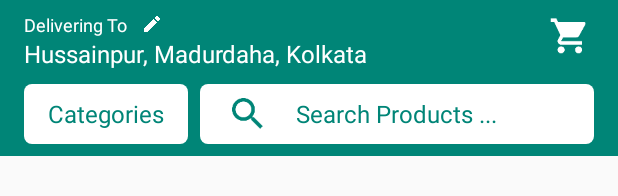
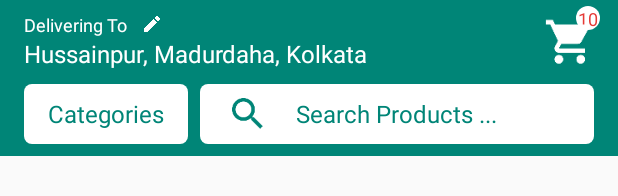
Before and after one commit to deepak140596/UniGroc, an Android app: the layout appbar_dashboard.xml on its own in the app's theme, with its tools: preview values and no code run, on a phone screen of 412 x 824 dp. Shown: the top 196 px of the screen. Run offline under Robolectric (Android 15) with nearby library versions, the phone set to English and light mode, and no system bars.

Commit message:
added functions to app bar, created count of items in cart and showed on the cart item

```diff
--- a/app/src/main/java/com/avvnapps/unigroc/generate_cart/ReviewCartActivity.kt
+++ b/app/src/main/java/com/avvnapps/unigroc/generate_cart/ReviewCartActivity.kt
@@ -55,7 +55,7 @@ class ReviewCartActivity : AppCompatActivity() {
 
     }
 
-    fun setupSubtotal(){
+    private fun setupSubtotal(){
         var subtotal = 0.0
         for(cartItem in savedCartItems){
             subtotal += cartItem.price*cartItem.quantity
--- /dev/null
+++ b/app/src/main/res/drawable/circle_shape.xml
@@ -0,0 +1,11 @@
+<?xml version="1.0" encoding="utf-8"?>
+<shape
+        android:shape="oval"
+        xmlns:android="http://schemas.android.com/apk/res/android">
+
+    <solid
+        android:color="@color/color_white"/>
+    <size
+        android:width="16dp"
+        android:height="16dp"/>
+</shape>
--- a/app/src/main/res/layout/activity_navigation.xml
+++ b/app/src/main/res/layout/activity_navigation.xml
@@ -7,9 +7,9 @@
     android:layout_height="match_parent"
     tools:context="com.avvnapps.unigroc.NavigationActivity">
 
-    <include
+    <!--<include
         android:id="@+id/activity_nav_appbar"
-        layout="@layout/appbar_dashboard"/>
+        layout="@layout/appbar_dashboard"/>-->
 
 
     <RelativeLayout
--- a/app/src/main/res/layout/appbar_dashboard.xml
+++ b/app/src/main/res/layout/appbar_dashboard.xml
@@ -20,14 +20,36 @@
                android:layout_width="match_parent"
                android:layout_height="wrap_content">
 
-           <ImageView
-                   android:id="@+id/appbar_dashboard_cart_iv"
+           <RelativeLayout
+                   android:id="@+id/appbar_dashboard_cart_rl"
                    android:layout_width="48dp"
                    android:layout_height="48dp"
-                   android:padding="8dp"
                    android:layout_marginRight="8dp"
-                   android:layout_alignParentRight="true"
-                   android:src="@mipmap/ic_cart_white"/>
+                   android:layout_alignParentRight="true">
+               <TextView
+                       android:id="@+id/appbar_dashboard_cart_no_tv"
+                       android:layout_width="16dp"
+                       android:layout_height="16dp"
+                       android:layout_marginTop="4dp"
+                       android:layout_marginRight="4dp"
+                       android:layout_alignParentTop="true"
+                       android:layout_alignParentEnd="true"
+                       android:background="@drawable/circle_shape"
+                       android:text="10"
+                       android:textSize="12sp"
+                       android:textColor="@color/color_red"
+                       android:textAlignment="center"
+               />
+
+               <ImageView
+                       android:id="@+id/appbar_dashboard_cart_iv"
+                       android:layout_width="48dp"
+                       android:layout_height="48dp"
+                       android:layout_alignParentBottom="true"                       android:paddingTop="8dp"
+                       android:src="@mipmap/ic_cart_white"/>
+           </RelativeLayout>
+
+
            <TextView
                    android:id="@+id/appbar_dashboard_delivery_to_label_tv"
                    android:layout_width="wrap_content"
@@ -51,7 +73,7 @@
                    android:layout_width="match_parent"
                    android:layout_height="wrap_content"
                    android:layout_below="@+id/appbar_dashboard_delivery_to_label_tv"
-                   android:layout_toLeftOf="@id/appbar_dashboard_cart_iv"
+                   android:layout_toLeftOf="@+id/appbar_dashboard_cart_rl"
                    android:textColor="@color/color_white"
                    android:text="Hussainpur, Madurdaha, Kolkata"
                    android:textSize="16sp"
--- a/app/src/main/res/values/colors.xml
+++ b/app/src/main/res/values/colors.xml
@@ -11,4 +11,5 @@
     <color name="color_light_green">#7CB342</color>
     <color name="color_green">#43A047</color>
     <color name="color_blue">#3949AB</color>
+    <color name="color_red">#E53935</color>
 </resources>
```
Also changed, not shown: app/src/main/java/com/avvnapps/unigroc/NavigationActivity.kt (+18 -7 lines), app/src/main/java/com/avvnapps/unigroc/location_address/LocationUtils.kt (+35 -0 lines), app/src/main/java/com/avvnapps/unigroc/navigation_fragments/DashboardFragment.kt (added, +78 -0 lines), app/src/main/res/layout/fragment_dashboard.xml (+6 -2 lines).
